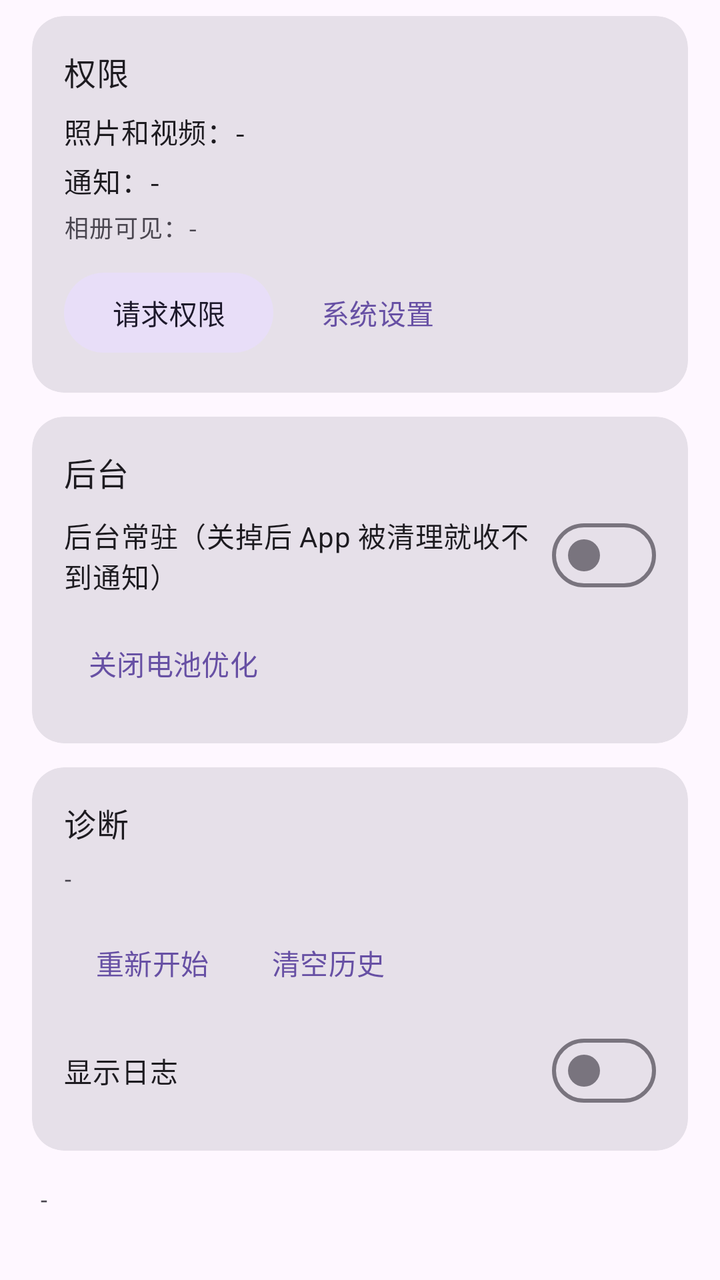
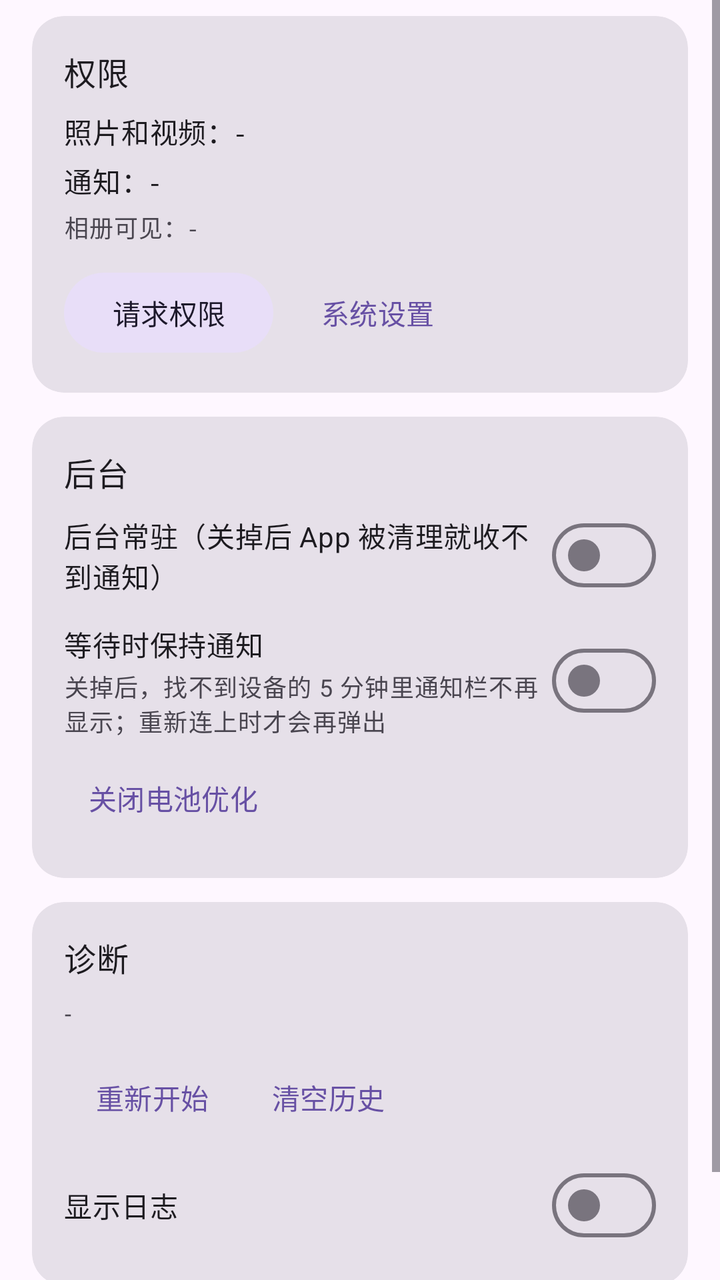

An Android layout rendered at two revisions. The XML below is the earlier revision; the diff shows what the commit changed to produce the second picture.
<!-- AndroidManifest.xml: application theme Theme.OppoShot -->
<!-- res/layout/fragment_settings.xml -->
<?xml version="1.0" encoding="utf-8"?>
<ScrollView xmlns:android="http://schemas.android.com/apk/res/android"
    xmlns:app="http://schemas.android.com/apk/res-auto"
    android:layout_width="match_parent"
    android:layout_height="match_parent">

    <LinearLayout
        android:layout_width="match_parent"
        android:layout_height="wrap_content"
        android:orientation="vertical"
        android:paddingBottom="24dp">

        
        <com.google.android.material.card.MaterialCardView
            style="@style/Widget.OppoShot.Card"
            android:layout_width="match_parent"
            android:layout_height="wrap_content"
            android:layout_marginHorizontal="16dp"
            android:layout_marginTop="8dp">

            <LinearLayout
                android:layout_width="match_parent"
                android:layout_height="wrap_content"
                android:orientation="vertical"
                android:padding="16dp">

                <TextView
                    android:layout_width="match_parent"
                    android:layout_height="wrap_content"
                    android:text="权限"
                    android:textAppearance="@style/TextAppearance.Material3.TitleMedium" />

                <TextView
                    android:id="@+id/tvPermMedia"
                    android:layout_width="match_parent"
                    android:layout_height="wrap_content"
                    android:layout_marginTop="8dp"
                    android:textAppearance="@style/TextAppearance.Material3.BodyMedium"
                    android:text="照片和视频：-" />

                <TextView
                    android:id="@+id/tvPermNotify"
                    android:layout_width="match_parent"
                    android:layout_height="wrap_content"
                    android:layout_marginTop="4dp"
                    android:textAppearance="@style/TextAppearance.Material3.BodyMedium"
                    android:text="通知：-" />

                <TextView
                    android:id="@+id/tvPermVisible"
                    android:layout_width="match_parent"
                    android:layout_height="wrap_content"
                    android:layout_marginTop="4dp"
                    android:textAppearance="@style/TextAppearance.Material3.BodySmall"
                    android:textColor="?attr/colorOnSurfaceVariant"
                    android:text="相册可见：-" />

                <LinearLayout
                    android:layout_width="match_parent"
                    android:layout_height="wrap_content"
                    android:layout_marginTop="10dp"
                    android:orientation="horizontal">

                    <com.google.android.material.button.MaterialButton
                        android:id="@+id/btnGrant"
                        style="@style/Widget.Material3.Button.TonalButton"
                        android:layout_width="wrap_content"
                        android:layout_height="wrap_content"
                        android:text="请求权限" />

                    <com.google.android.material.button.MaterialButton
                        android:id="@+id/btnAppSettings"
                        style="@style/Widget.Material3.Button.TextButton"
                        android:layout_width="wrap_content"
                        android:layout_height="wrap_content"
                        android:layout_marginStart="8dp"
                        android:text="系统设置" />
                </LinearLayout>
            </LinearLayout>
        </com.google.android.material.card.MaterialCardView>

        
        <com.google.android.material.card.MaterialCardView
            style="@style/Widget.OppoShot.Card"
            android:layout_width="match_parent"
            android:layout_height="wrap_content"
            android:layout_marginHorizontal="16dp"
            android:layout_marginTop="12dp">

            <LinearLayout
                android:layout_width="match_parent"
                android:layout_height="wrap_content"
                android:orientation="vertical"
                android:padding="16dp">

                <TextView
                    android:layout_width="match_parent"
                    android:layout_height="wrap_content"
                    android:text="后台"
                    android:textAppearance="@style/TextAppearance.Material3.TitleMedium" />

                <LinearLayout
                    android:layout_width="match_parent"
                    android:layout_height="wrap_content"
                    android:layout_marginTop="6dp"
                    android:gravity="center_vertical"
                    android:orientation="horizontal">

                    <TextView
                        android:layout_width="0dp"
                        android:layout_height="wrap_content"
                        android:layout_weight="1"
                        android:text="后台常驻（关掉后 App 被清理就收不到通知）"
                        android:textAppearance="@style/TextAppearance.Material3.BodyMedium" />

                    <com.google.android.material.materialswitch.MaterialSwitch
                        android:id="@+id/swKeepAlive"
                        android:layout_width="wrap_content"
                        android:layout_height="wrap_content" />
                </LinearLayout>

                <com.google.android.material.button.MaterialButton
                    android:id="@+id/btnBattery"
                    style="@style/Widget.Material3.Button.TextButton"
                    android:layout_width="wrap_content"
                    android:layout_height="wrap_content"
                    android:layout_marginTop="6dp"
                    android:text="关闭电池优化" />
            </LinearLayout>
        </com.google.android.material.card.MaterialCardView>

        
        <com.google.android.material.card.MaterialCardView
            style="@style/Widget.OppoShot.Card"
            android:layout_width="match_parent"
            android:layout_height="wrap_content"
            android:layout_marginHorizontal="16dp"
            android:layout_marginTop="12dp">

            <LinearLayout
                android:layout_width="match_parent"
                android:layout_height="wrap_content"
                android:orientation="vertical"
                android:padding="16dp">

                <TextView
                    android:layout_width="match_parent"
                    android:layout_height="wrap_content"
                    android:text="诊断"
                    android:textAppearance="@style/TextAppearance.Material3.TitleMedium" />

                <TextView
                    android:id="@+id/tvDiag"
                    android:layout_width="match_parent"
                    android:layout_height="wrap_content"
                    android:layout_marginTop="8dp"
                    android:textAppearance="@style/TextAppearance.Material3.BodySmall"
                    android:textColor="?attr/colorOnSurfaceVariant"
                    android:text="-" />

                <LinearLayout
                    android:layout_width="match_parent"
                    android:layout_height="wrap_content"
                    android:layout_marginTop="10dp"
                    android:orientation="horizontal">

                    <com.google.android.material.button.MaterialButton
                        android:id="@+id/btnRestart"
                        style="@style/Widget.Material3.Button.TextButton"
                        android:layout_width="wrap_content"
                        android:layout_height="wrap_content"
                        android:text="重新开始" />

                    <com.google.android.material.button.MaterialButton
                        android:id="@+id/btnClearHistory"
                        style="@style/Widget.Material3.Button.TextButton"
                        android:layout_width="wrap_content"
                        android:layout_height="wrap_content"
                        android:text="清空历史" />
                </LinearLayout>

                <LinearLayout
                    android:layout_width="match_parent"
                    android:layout_height="wrap_content"
                    android:layout_marginTop="6dp"
                    android:gravity="center_vertical"
                    android:orientation="horizontal">

                    <TextView
                        android:layout_width="0dp"
                        android:layout_height="wrap_content"
                        android:layout_weight="1"
                        android:text="显示日志"
                        android:textAppearance="@style/TextAppearance.Material3.BodyMedium" />

                    <com.google.android.material.materialswitch.MaterialSwitch
                        android:id="@+id/swLog"
                        android:layout_width="wrap_content"
                        android:layout_height="wrap_content" />
                </LinearLayout>

                <ScrollView
                    android:id="@+id/logScroll"
                    android:layout_width="match_parent"
                    android:layout_height="240dp"
                    android:layout_marginTop="6dp"
                    android:background="?attr/colorSurfaceVariant"
                    android:visibility="gone">

                    <TextView
                        android:id="@+id/tvLog"
                        android:layout_width="match_parent"
                        android:layout_height="wrap_content"
                        android:padding="8dp"
                        android:textSize="11sp"
                        android:typeface="monospace" />
                </ScrollView>
            </LinearLayout>
        </com.google.android.material.card.MaterialCardView>

        <TextView
            android:id="@+id/tvAbout"
            android:layout_width="match_parent"
            android:layout_height="wrap_content"
            android:layout_marginHorizontal="20dp"
            android:layout_marginTop="16dp"
            android:textAppearance="@style/TextAppearance.Material3.BodySmall"
            android:textColor="?attr/colorOnSurfaceVariant"
            android:text="-" />
    </LinearLayout>
</ScrollView>
<!-- resources referenced by this layout -->
<resources>
  <style name="Widget.OppoShot.Card" parent="Widget.Material3.CardView.Filled">
          <item name="cardCornerRadius">16dp</item>
          <item name="cardElevation">0dp</item>
      </style>
  <style name="Theme.OppoShot" parent="Theme.Material3.DayNight.NoActionBar">
          <item name="android:statusBarColor">?attr/colorSurface</item>
          <item name="android:windowLightStatusBar" tools:targetApi="m">?attr/isLightTheme</item>
      </style>
</resources>

<!-- the commit's change to res/layout/fragment_settings.xml (unified diff, before → after) -->
@@ -115,6 +115,40 @@
 
                     <com.google.android.material.materialswitch.MaterialSwitch
                         android:id="@+id/swKeepAlive"
+                        android:layout_width="wrap_content"
+                        android:layout_height="wrap_content" />
+                </LinearLayout>
+
+                <LinearLayout
+                    android:layout_width="match_parent"
+                    android:layout_height="wrap_content"
+                    android:layout_marginTop="10dp"
+                    android:gravity="center_vertical"
+                    android:orientation="horizontal">
+
+                    <LinearLayout
+                        android:layout_width="0dp"
+                        android:layout_height="wrap_content"
+                        android:layout_weight="1"
+                        android:orientation="vertical">
+
+                        <TextView
+                            android:layout_width="match_parent"
+                            android:layout_height="wrap_content"
+                            android:text="等待时保持通知"
+                            android:textAppearance="@style/TextAppearance.Material3.BodyMedium" />
+
+                        <TextView
+                            android:layout_width="match_parent"
+                            android:layout_height="wrap_content"
+                            android:layout_marginTop="2dp"
+                            android:text="关掉后，找不到设备的 5 分钟里通知栏不再显示；重新连上时才会再弹出"
+                            android:textAppearance="@style/TextAppearance.Material3.BodySmall"
+                            android:textColor="?attr/colorOnSurfaceVariant" />
+                    </LinearLayout>
+
+                    <com.google.android.material.materialswitch.MaterialSwitch
+                        android:id="@+id/swIdleNotification"
                         android:layout_width="wrap_content"
                         android:layout_height="wrap_content" />
                 </LinearLayout>
